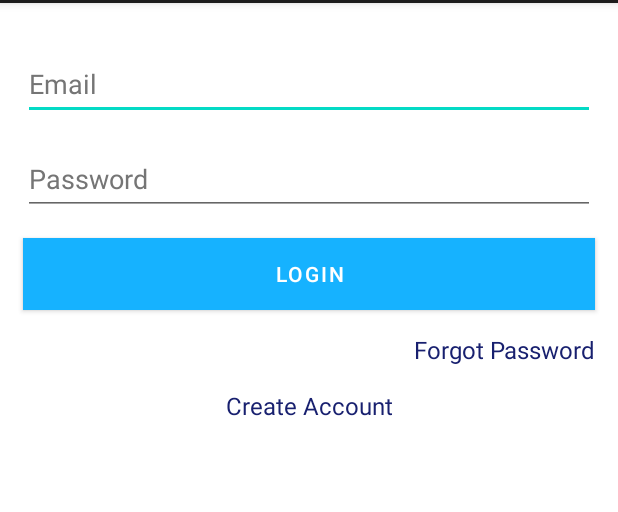
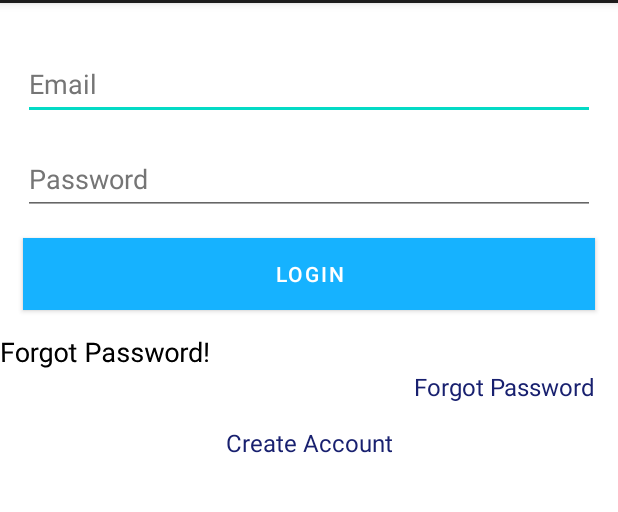
Before and after one commit to agushini/PollinationID, an Android app: the screen it shows after launch (LoginActivity), on a phone screen of 412 x 824 dp, the part 81-593 px from its top. Run offline under Robolectric (Android 15) with nearby library versions, the phone set to English and light mode, and no system bars; our stand-ins replace Firebase (no records; nobody signed in at launch, a user with empty details on screens opened directly).

Commit message:
frgtpass1

```diff
--- a/app/build.gradle
+++ b/app/build.gradle
@@ -42,7 +42,8 @@ dependencies {
     implementation 'com.google.android.material:material:1.5.0'
     implementation 'androidx.constraintlayout:constraintlayout:2.1.3'
     implementation 'androidx.legacy:legacy-support-v4:1.0.0'
-    implementation 'com.google.firebase:firebase-auth-ktx:21.0.1'
+    implementation 'com.google.firebase:firebase-auth-ktx:21.0.2'
+    implementation 'com.google.firebase:firebase-firestore-ktx:24.1.0'
     testImplementation 'junit:junit:4.13.2'
     androidTestImplementation 'androidx.test.ext:junit:1.1.3'
     androidTestImplementation 'androidx.test.espresso:espresso-core:3.4.0'
--- a/app/src/main/res/layout/activity_login2.xml
+++ b/app/src/main/res/layout/activity_login2.xml
@@ -56,6 +56,18 @@
             android:textColor="@color/white"
             android:text="@string/login" />
 
+
+        <TextView
+            android:id="@+id/tv_already_have_account"
+            android:layout_width="wrap_content"
+            android:layout_height="wrap_content"
+            android:rotationX="-4"
+            android:text="Forgot Password!"
+            android:textColor="#000"
+            android:textSize="18sp"
+            app:layout_constraintEnd_toEndOf="parent"
+            app:layout_constraintStart_toStartOf="parent" />
+
         <TextView
             android:id="@+id/tv_ForgotPassword"
             android:layout_width="match_parent"
```
